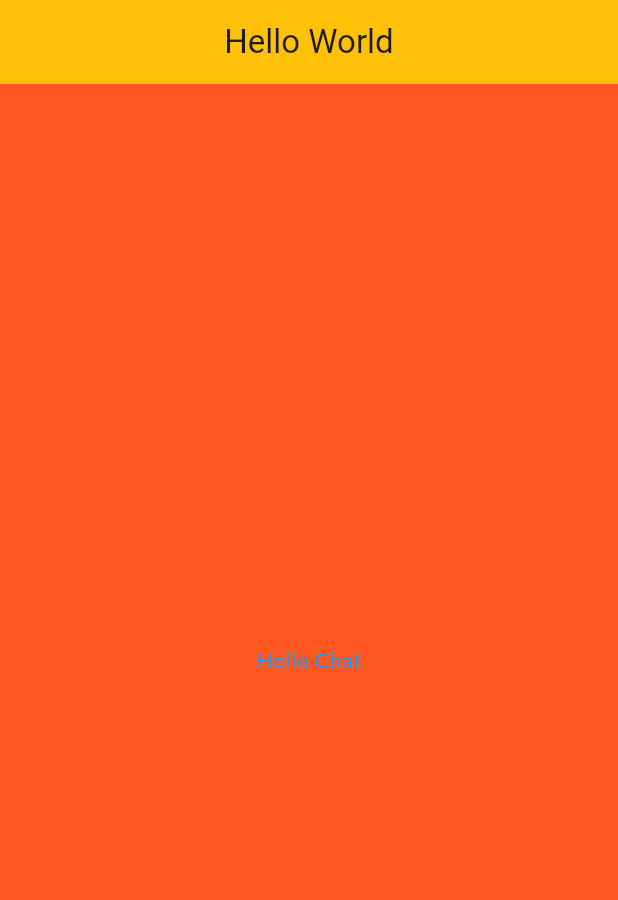
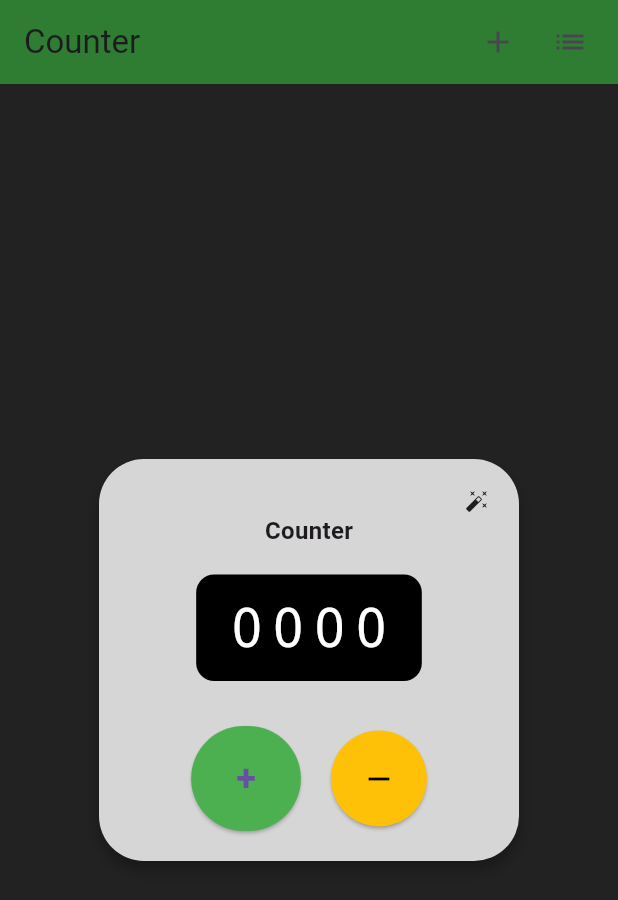
Before and after one commit to Santhoji07/Counter-Application-Flutter, a Flutter app: the HomeScreen screen opened directly, on a phone screen of 412 x 824 dp. Shown: the top 900 px of the screen. Run offline on Flutter 3.47's test engine with Material 3 defaults, Android fonts, the phone set to English and light mode, and no system bars; our stand-ins replace google_fonts.

Commit message:
Counter project

```diff
--- a/demo1/lib/main.dart
+++ b/demo1/lib/main.dart
@@ -1,46 +1,50 @@
+import 'package:flutter/cupertino.dart';
+import 'package:flutter/foundation.dart';
 import 'package:flutter/material.dart';
 import 'package:google_fonts/google_fonts.dart';
 
 void main() {
-  runApp(MyApp());
+  runApp( MyApp());
 }
 
-class MyApp extends StatelessWidget {
+class MyApp extends StatelessWidget{
   const MyApp({super.key});
 
   @override
   Widget build(BuildContext context) {
     return const MaterialApp(
-        debugShowCheckedModeBanner: false, home: HomeScreen());
+      debugShowCheckedModeBanner: false,
+      home:Homescreen(),
+      );
+
+
   }
 }
-
-class HomeScreen extends StatelessWidget {
-  const HomeScreen({super.key});
+class Homescreen extends StatelessWidget{
+  const Homescreen({super.key});
 
   @override
   Widget build(BuildContext context) {
     return Scaffold(
       appBar: AppBar(
-        title: Text("Hello World"),
+        title: Text("hello world"),
         centerTitle: true,
         backgroundColor: Colors.amber,
       ),
       body: Center(
         child: Column(
+          mainAxisAlignment:MainAxisAlignment.center,
           crossAxisAlignment: CrossAxisAlignment.center,
-          mainAxisAlignment: MainAxisAlignment.center,
-          children: [
-            Text(
-              "Hello Chat",
-              style: GoogleFonts.lato(
-                textStyle: TextStyle(color: Colors.blue, letterSpacing: .5),
-              ),
-            ),
-          ],
-        ),
+          children:[
+          Text("hello world",style: GoogleFonts.lato(textStyle: TextStyle(fontSize: 30,color: Colors.amber)),
+          ),
+          ElevatedButton(onPressed: (){
+            print("hello");
+          }, child: Text("click me"))
+        ],),
       ),
-      backgroundColor: Colors.deepOrange,
+      backgroundColor: Colors.blue,
     );
+
   }
 }
--- /dev/null
+++ b/demo_counter/lib/main.dart
@@ -0,0 +1,133 @@
+import 'package:flutter/material.dart';
+
+void main() => runApp(const CounterApp());
+
+class CounterApp extends StatelessWidget {
+  const CounterApp({super.key});
+
+  @override
+  Widget build(BuildContext context) {
+    return MaterialApp(
+      title: 'Counter',
+      debugShowCheckedModeBanner: false,
+      home: const HomeScreen(),
+    );
+  }
+}
+
+class HomeScreen extends StatefulWidget {
+  const HomeScreen({super.key});
+
+  @override
+  State<HomeScreen> createState() => _HomeScreenState();
+}
+
+class _HomeScreenState extends State<HomeScreen> {
+  int count = 0;
+
+  @override
+  Widget build(BuildContext context) {
+    return Scaffold(
+      backgroundColor: Colors.black87,
+      appBar: AppBar(
+        title: const Text('Counter'),
+        backgroundColor: Colors.green[800],
+        actions: [
+          IconButton(onPressed: () {}, icon: const Icon(Icons.add)),
+          IconButton(onPressed: () {}, icon: const Icon(Icons.list)),
+          const SizedBox(width: 8),
+        ],
+      ),
+      body: Center(
+        child: Container(
+          width: 280,
+          padding: const EdgeInsets.all(20),
+          decoration: BoxDecoration(
+            color: const Color(0xFFD6D6D6),
+            borderRadius: BorderRadius.circular(30),
+            boxShadow: [
+              BoxShadow(
+                color: Colors.black.withOpacity(0.3),
+                blurRadius: 8,
+                offset: const Offset(0, 6),
+              ),
+            ],
+          ),
+          child: Column(
+            mainAxisSize: MainAxisSize.min,
+            children: [
+              const Align(
+                alignment: Alignment.topRight,
+                child: Icon(Icons.auto_fix_high, size: 16),
+              ),
+              const Text(
+                "Counter",
+                style: TextStyle(
+                  fontWeight: FontWeight.bold,
+                  fontSize: 16,
+                ),
+              ),
+              const SizedBox(height: 8),
+              Container(
+                padding: const EdgeInsets.symmetric(vertical: 10, horizontal: 20),
+                margin: const EdgeInsets.symmetric(vertical: 10),
+                decoration: BoxDecoration(
+                  color: Colors.black,
+                  borderRadius: BorderRadius.circular(12),
+                ),
+                child: Text(
+                  count.toString().padLeft(4, '0'),
+                  style: const TextStyle(
+                    fontFamily: 'Courier',
+                    fontSize: 36,
+                    color: Colors.white,
+                    letterSpacing: 6,
+                  ),
+                ),
+              ),
+              const SizedBox(height: 20),
+              Row(
+                mainAxisAlignment: MainAxisAlignment.center,
+                children: [
+                  // PLUS Button
+                  ElevatedButton(
+                    onPressed: () {
+                      setState(() {
+                        count++;
+                      });
+                    },
+                    style: ElevatedButton.styleFrom(
+                      backgroundColor: Colors.green,
+                      shape: const StadiumBorder(),
+                      padding:
+                          const EdgeInsets.symmetric(horizontal: 30, vertical: 18),
+                    ),
+                    child: const Text(
+                      "+",
+                      style: TextStyle(fontSize: 24, fontWeight: FontWeight.bold),
+                    ),
+                  ),
+                  const SizedBox(width: 20),
+                  // MINUS Button
+                  ElevatedButton(
+                    onPressed: () {
+                      setState(() {
+                        if (count > 0) count--;
+                      });
+                    },
+                    style: ElevatedButton.styleFrom(
+                      backgroundColor: Colors.amber,
+                      shape: const CircleBorder(),
+                      padding: const EdgeInsets.all(20),
+                    ),
+                    child: const Icon(Icons.remove, size: 24, color: Colors.black),
+                  ),
+                ],
+              ),
+            ],
+          ),
+        ),
+      ),
+    );
+  }
+}
```
Also changed, not shown: demo_counter/analysis_options.yaml (added, +28 -0 lines), demo_counter/pubspec.yaml (added, +90 -0 lines), demo_counter/pubspec.lock (added), 124 other files.
